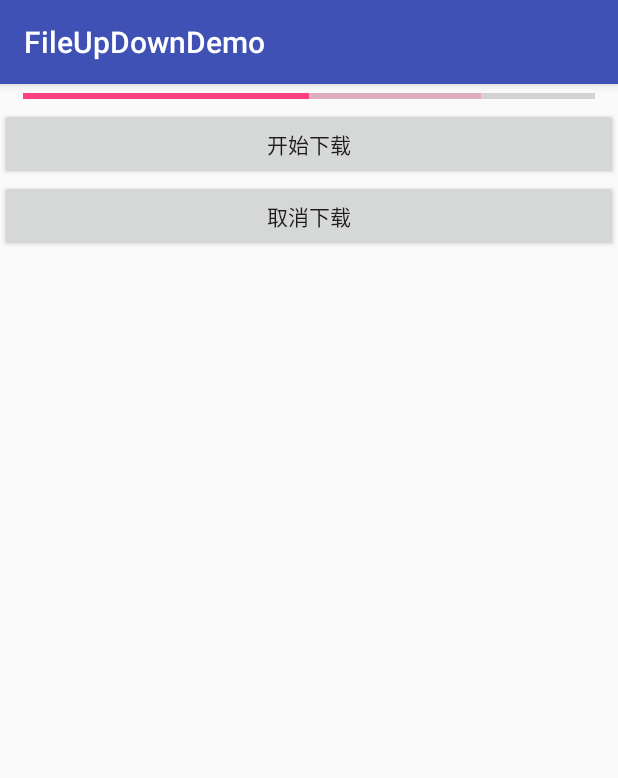
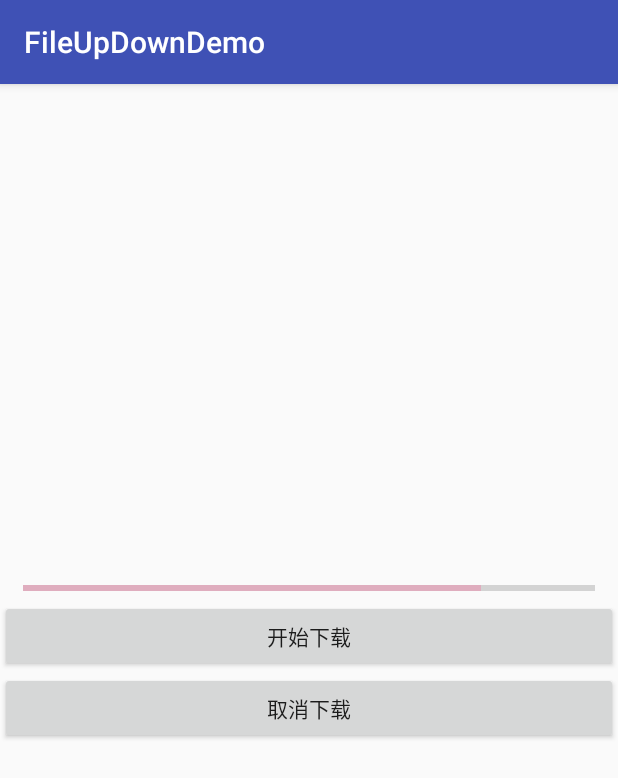
Before and after one commit to 2665867688/FileUpDownDemo, an Android app: the TDownLoadActivity screen opened directly, with no data from a screen before it, on a phone screen of 412 x 824 dp. Shown: the top 778 px of the screen. Run offline under Robolectric (Android 15) with nearby library versions, the phone set to English and light mode, and no system bars; our stand-ins replace data binding.

Commit message:
简单下载

```diff
--- a/app/src/main/java/com/yue/fileupdown/ui/download/TDownLoadActivity.java
+++ b/app/src/main/java/com/yue/fileupdown/ui/download/TDownLoadActivity.java
@@ -1,9 +1,11 @@
 package com.yue.fileupdown.ui.download;
 
+import android.databinding.DataBindingUtil;
 import android.support.v7.app.AppCompatActivity;
 import android.os.Bundle;
 
 import com.yue.fileupdown.R;
+import com.yue.fileupdown.databinding.ActivityTdownLoadBinding;
 
 /**
  * time：2018/4/20 15:24
@@ -14,11 +16,15 @@ import com.yue.fileupdown.R;
 
 public class TDownLoadActivity extends AppCompatActivity {
 
+    private ActivityTdownLoadBinding mBinding;
+
     @Override
     protected void onCreate(Bundle savedInstanceState) {
         super.onCreate(savedInstanceState);
-        setContentView(R.layout.activity_tdown_load);
+        mBinding = DataBindingUtil.setContentView(this, R.layout.activity_tdown_load);
     }
 
 
+
+
 }
--- a/app/src/main/res/layout/activity_tdown_load.xml
+++ b/app/src/main/res/layout/activity_tdown_load.xml
@@ -10,19 +10,20 @@
         xmlns:tools="http://schemas.android.com/tools"
         android:layout_width="match_parent"
         android:layout_height="match_parent"
+        android:gravity="center_vertical"
         android:orientation="vertical"
         tools:context=".ui.download.TDownLoadActivity">
 
 
         <ProgressBar
-            android:id="@+id/progressBarHorizontal"
+            android:id="@+id/progress_tdl"
             style="?android:attr/progressBarStyleHorizontal"
             android:layout_width="match_parent"
             android:layout_height="wrap_content"
             android:layout_marginLeft="15dp"
             android:layout_marginRight="15dp"
             android:max="100"
-            android:progress="50"
+            android:progress="0"
             android:secondaryProgress="80" />
 
         <Button
```
